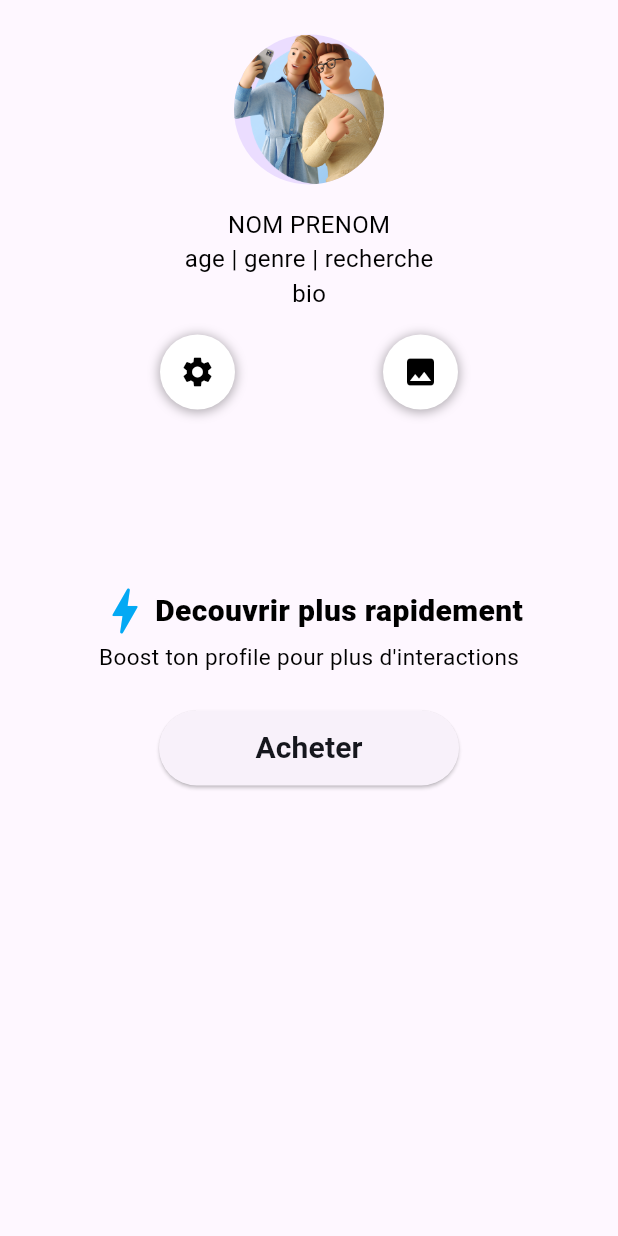
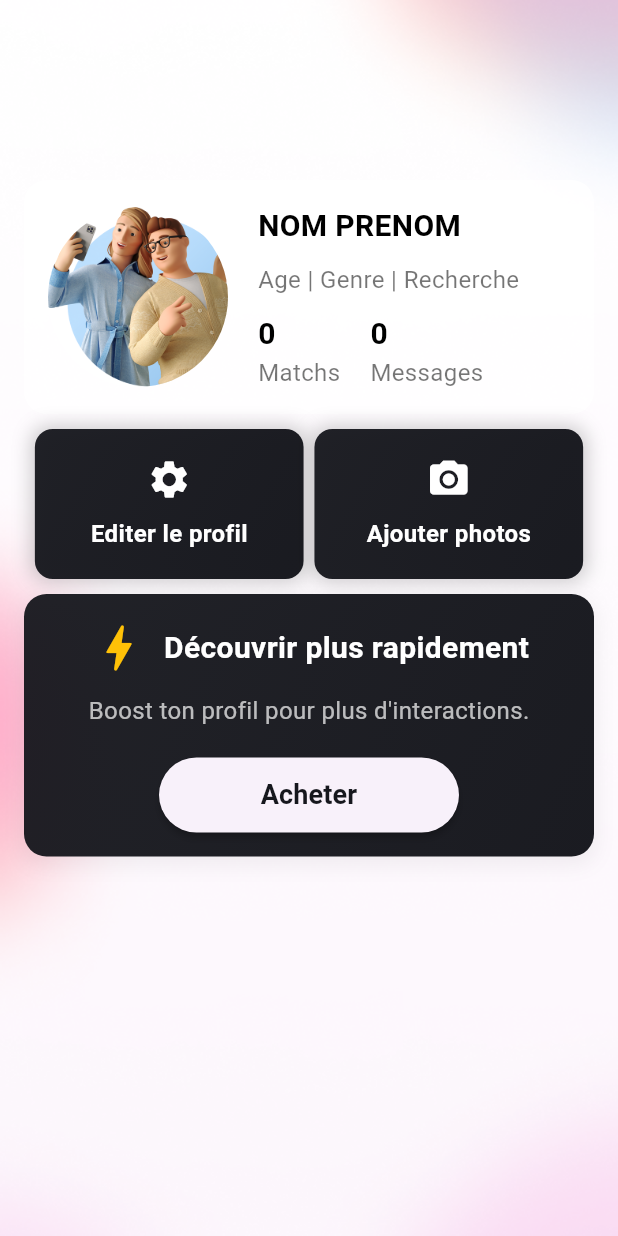
Before and after one commit to khasey/reveal, a Flutter app: the Profile screen opened directly, on a phone screen of 412 x 824 dp. Run offline on Flutter 3.47's test engine with Material 3 defaults, Android fonts, the phone set to English and light mode, and no system bars; our stand-ins replace action_slider, custom_sliding_segmented_control, flutter_map, flutter_svg, hexcolor, image_picker and 1 more.

Commit message:
background logo

```diff
--- a/lib/screens/profile.dart
+++ b/lib/screens/profile.dart
@@ -1,10 +1,10 @@
 import 'dart:io';
-
 import 'package:flutter/cupertino.dart';
 import 'package:flutter/material.dart';
 import 'package:reveal/constantColors.dart';
 import 'package:image_picker/image_picker.dart';
 import 'package:action_slider/action_slider.dart';
+import 'package:hexcolor/hexcolor.dart';
 
 class Profile extends StatefulWidget {
   const Profile({super.key});
@@ -14,14 +14,12 @@ class Profile extends StatefulWidget {
 }
 
 class _ProfileState extends State<Profile> {
-  XFile? _image; // Variable pour stocker l'image sélectionnée
-
-  final ImagePicker _picker = ImagePicker(); // Instance de ImagePicker
+  XFile? _image;
+  final ImagePicker _picker = ImagePicker();
 
   // Méthode pour ouvrir la galerie de photos
   Future<void> _pickImage() async {
-    final XFile? pickedFile =
-        await _picker.pickImage(source: ImageSource.gallery);
+    final XFile? pickedFile = await _picker.pickImage(source: ImageSource.gallery);
     setState(() {
       _image = pickedFile;
     });
@@ -29,8 +27,7 @@ class _ProfileState extends State<Profile> {
 
   // Méthode pour ouvrir la caméra
   Future<void> _takePhoto() async {
-    final XFile? pickedFile =
-        await _picker.pickImage(source: ImageSource.camera);
+    final XFile? pickedFile = await _picker.pickImage(source: ImageSource.camera);
     setState(() {
       _image = pickedFile;
     });
@@ -39,210 +36,239 @@ class _ProfileState extends State<Profile> {
   @override
   Widget build(BuildContext context) {
     return Scaffold(
-      body: Padding(
-        padding: const EdgeInsets.all(8.0),
+      // Utiliser Stack pour superposer l'image de fond et le contenu
+      body: Stack(
+        children: [
+          // Image en arrière-plan
+          Container(
+            decoration: const BoxDecoration(
+              image: DecorationImage(
+                image: AssetImage('assets/back.png'), // Assurez-vous que l'image est bien dans le dossier assets
+                fit: BoxFit.cover, // L'image couvre tout l'écran
+              ),
+            ),
+          ),
+          // Contenu de la page
+          Padding(
+            padding: const EdgeInsets.only(top:120.0, left: 16, right: 16),
             child: Column(
               children: [
-            Container(
+                _buildProfileCard(context), // Profil avec stats
+                const SizedBox(height: 10),
+                _buildActionButtons(), // Boutons dans des containers avec dégradé
+                const SizedBox(height: 10),
+                _buildBoostSection(), // Section pour le boost premium
+              ],
+            ),
+          ),
+        ],
+      ),
+    );
+  }
+
+  // Carte de profil avec avatar à gauche et stats à droite
+  Widget _buildProfileCard(BuildContext context) {
+    return Container(
+      padding: const EdgeInsets.all(16.0),
       decoration: BoxDecoration(
-                // color: AppColors.primaryColor,
-                borderRadius: BorderRadius.circular(10),
+        color: Colors.white.withOpacity(0.8), // Légèrement transparent pour voir l'image de fond
+        borderRadius: BorderRadius.circular(15),
       ),
-              width: MediaQuery.of(context).size.width,
-              height: MediaQuery.of(context).size.height * 0.4,
-              child: Column(
+      child: Row(
+        crossAxisAlignment: CrossAxisAlignment.center,
+        children: [
+          // Avatar à gauche
+          CircleAvatar(
+            radius: 60,
+            backgroundImage: _image != null
+                ? FileImage(File(_image!.path))
+                : const AssetImage("assets/selfie.png") as ImageProvider,
+            backgroundColor: Colors.white,
+          ),
+          const SizedBox(width: 20),
+          // Statistiques à droite de l'avatar
+          Column(
+            crossAxisAlignment: CrossAxisAlignment.start,
+            children: [
+              const Text(
+                "NOM PRENOM",
+                style: TextStyle(
+                  color: Colors.black,
+                  fontSize: 20,
+                  fontWeight: FontWeight.bold,
+                ),
+              ),
+              const SizedBox(height: 10),
+              const Text(
+                "Age | Genre | Recherche",
+                style: TextStyle(
+                  color: Colors.black54,
+                  fontSize: 16,
+                ),
+              ),
+              const SizedBox(height: 10),
+              // Statistiques
+              Row(
                 mainAxisAlignment: MainAxisAlignment.start,
                 children: [
-                  const SizedBox(height: 15),
-                  CircleAvatar(
-                    radius: 50,
-                    backgroundImage: _image != null
-                        ? FileImage(File(_image!.path))
-                        : const AssetImage("assets/selfie.png")
-                            as ImageProvider,
+                  _buildStatsColumn("0", "Matchs"),
+                  const SizedBox(width: 20),
+                  _buildStatsColumn("0", "Messages"),
+                ],
               ),
-                  const SizedBox(height: 15),
-                  const Align(
-                    alignment: Alignment.bottomCenter,
-                    child: Padding(
-                      padding: EdgeInsets.only(bottom: 16.0),
-                      child: Column(
+            ],
+          ),
+        ],
+      ),
+    );
+  }
+
+  // Widget pour afficher les statistiques
+  Widget _buildStatsColumn(String value, String label) {
+    return Column(
+      crossAxisAlignment: CrossAxisAlignment.start,
       children: [
         Text(
-                            "NOM PRENOM",
-                            style: TextStyle(color: Colors.black, fontSize: 16),
+          value,
+          style: const TextStyle(
+            color: Colors.black,
+            fontSize: 20,
+            fontWeight: FontWeight.bold,
+          ),
         ),
         Text(
-                            "age | genre | recherche",
-                            style: TextStyle(color: Colors.black, fontSize: 16),
+          label,
+          style: const TextStyle(
+            color: Colors.black54,
+            fontSize: 16,
           ),
+        ),
+      ],
+    );
+  }
+
+  // Section pour les boutons "Editer profil" et "Ajouter photos" avec un dégradé
+  Widget _buildActionButtons() {
+    return Row(
+      mainAxisAlignment: MainAxisAlignment.spaceEvenly,
+      children: [
+        _buildActionButton(
+          icon: Icons.settings,
+          text: "Editer le profil",
+          onTap: () => _showEditProfileBottomSheet(context),
+        ),
+        _buildActionButton(
+          icon: Icons.photo_camera,
+          text: "Ajouter photos",
+          onTap: () => _showImagePickerOptions(context),
+        ),
+      ],
+    );
+  }
+
+  // Widget pour un bouton avec dégradé et icône
+  Widget _buildActionButton({required IconData icon, required String text, required Function() onTap}) {
+    return GestureDetector(
+      onTap: onTap,
+      child: Container(
+        alignment: Alignment.center,
+        width: MediaQuery.of(context).size.width / 2.3,
+        height: 100,
+        decoration: BoxDecoration(
+          gradient: LinearGradient(
+            colors: [
+              AppColors.primaryColor.withOpacity(0.95),
+              AppColors.primaryColor.withOpacity(0.98),
+            ],
+            begin: Alignment.topLeft,
+            end: Alignment.bottomRight,
+          ),
+          borderRadius: BorderRadius.circular(12),
+          boxShadow: [
+            BoxShadow(
+              color: Colors.black.withOpacity(0.2),
+              spreadRadius: 2,
+              blurRadius: 10,
+            ),
+          ],
+        ),
+        child: Column(
+          crossAxisAlignment: CrossAxisAlignment.center,
+          mainAxisAlignment: MainAxisAlignment.center,
+          children: [
+            Icon(icon, color: Colors.white, size: 30),
+            const SizedBox(height: 10),
             Text(
-                            "bio",
-                            style: TextStyle(color: Colors.black, fontSize: 16),
+              text,
+              style: const TextStyle(
+                color: Colors.white,
+                fontWeight: FontWeight.bold,
+                fontSize: 16,
+              ),
             ),
           ],
         ),
       ),
+    );
+  }
+
+  // Section pour promouvoir le boost premium
+  Widget _buildBoostSection() {
+    return Container(
+      padding: const EdgeInsets.all(16.0),
+      decoration: BoxDecoration(
+        gradient: LinearGradient(
+          colors: [
+            AppColors.primaryColor.withOpacity(0.95),
+            AppColors.primaryColor.withOpacity(0.98),
+          ],
+          begin: Alignment.topLeft,
+          end: Alignment.bottomRight,
         ),
-                  Row(
-                    mainAxisAlignment: MainAxisAlignment.spaceEvenly,
-                    children: [
-                      GestureDetector(
-                        onTap: () {
-                          showModalBottomSheet(
-                            context: context,
-                            builder: (context) {
-                              return Container(
-                                height:
-                                    MediaQuery.of(context).size.height * 0.7,
-                                color: AppColors.primaryColor,
-                                child: Column(
-                                  children: [
-                                    textField("Nom"),
-                                    textField("Prénom"),
-                                    textField("Age"),
-                                    textField("Genre"),
-                                    textField("Recherche"),
-                                    textField("Bio"),
-                                    ActionSlider.standard(
-                                      sliderBehavior: SliderBehavior.stretch,
-                                      width: 300.0,
-                                      backgroundColor: Colors.white,
-                                      toggleColor: Colors.lightGreenAccent,
-                                      action: (controller) async {
-                                        controller
-                                            .loading(); //starts loading animation
-                                        await Future.delayed(
-                                            const Duration(seconds: 3));
-                                        controller
-                                            .success(); //starts success animation
-                                        await Future.delayed(
-                                            const Duration(seconds: 1));
-                                        controller.reset(); //resets the slider
-                                      },
-                                      child: const Text('Slide pour valider'),
+        borderRadius: BorderRadius.circular(15),
+        boxShadow: [
+          BoxShadow(
+            color: Colors.black.withOpacity(0.05),
+            spreadRadius: 2,
+            blurRadius: 10,
+            offset: const Offset(0, 4),
           ),
         ],
       ),
-                              );
-                            },
-                          );
-                        },
-                        child: Align(
-                          alignment: Alignment.topLeft,
-                          child: Container(
-                            width: 50,
-                            height: 50,
-                            decoration: BoxDecoration(
-                              boxShadow: [
-                                BoxShadow(
-                                  color: Colors.black.withOpacity(0.3),
-                                  spreadRadius: 1,
-                                  blurRadius: 5,
-                                  offset: const Offset(0, 1),
-                                ),
-                              ],
-                              color: Colors.white,
-                              borderRadius: BorderRadius.circular(50),
-                            ),
-                            child: const Center(
-                                child:
-                                    Icon(Icons.settings, color: Colors.black)),
-                          ),
-                        ),
-                      ),
-                      GestureDetector(
-                        onTap: () {
-                          _showImagePickerOptions(
-                              context); // Affiche les options
-                        },
-                        child: Align(
-                          alignment: Alignment.topRight,
-                          child: Container(
-                            width: 50,
-                            height: 50,
-                            decoration: BoxDecoration(
-                              boxShadow: [
-                                BoxShadow(
-                                  color: Colors.black.withOpacity(0.3),
-                                  spreadRadius: 1,
-                                  blurRadius: 5,
-                                  offset: const Offset(0, 1),
-                                ),
-                              ],
-                              color: Colors.white,
-                              borderRadius: BorderRadius.circular(50),
-                            ),
-                            child: const Center(
-                                child: Icon(Icons.photo, color: Colors.black)),
-                          ),
-                        ),
-                      ),
-                    ],
-                  ),
-                  // Align(
-                  //   alignment: Alignment.bottomCenter,
-                  //   child: Container(
-                  //     width: 60,
-                  //     height: 60,
-                  //     decoration: BoxDecoration(
-                  //       boxShadow: [
-                  //               BoxShadow(
-                  //                 color: Colors.black.withOpacity(0.3),
-                  //                 spreadRadius: 1,
-                  //                 blurRadius: 5,
-                  //                 offset: const Offset(0, 1),
-                  //               ),
-                  //             ],
-                  //       color: Colors.white,
-                  //       borderRadius: BorderRadius.circular(50),
-                  //     ),
-                  //     child: Center(
-                  //       child: Icon(Icons.photo_camera,
-                  //           color: AppColors.primaryColor, size: 40),
-                  //     ),
-                  //   ),
-                  // ),
-                ],
-              ),
-            ),
-            const SizedBox(height: 50),
-            Expanded(
-              flex: 1,
-              child: Container(
-                // color: AppColors.primaryColor,
       child: Column(
-                  crossAxisAlignment: CrossAxisAlignment.center,
         children: [
           const Row(
             mainAxisAlignment: MainAxisAlignment.center,
             children: [
               Icon(
                 Icons.bolt_rounded,
-                          color: Colors.lightBlue,
+                color: Colors.amber,
                 size: 40,
               ),
+              SizedBox(width: 10),
               Text(
-                          "Decouvrir plus rapidement",
+                "Découvrir plus rapidement",
                 style: TextStyle(
-                              color: Colors.black,
+                  color: Colors.white,
                   fontSize: 20,
-                              fontWeight: FontWeight.w800),
+                  fontWeight: FontWeight.bold,
+                ),
               ),
             ],
           ),
+          const SizedBox(height: 10),
           const Text(
-                      "Boost ton profile pour plus d'interactions",
+            "Boost ton profil pour plus d'interactions.",
             style: TextStyle(
-                        color: Colors.black,
-                        fontSize: 15,
+              color: Colors.white70,
+              fontSize: 16,
             ),
           ),
-                    const SizedBox(height: 25),
+          const SizedBox(height: 20),
           ElevatedButton(
             style: ElevatedButton.styleFrom(
-                        elevation: 1,
-                        fixedSize: Size(200, 50),
+              elevation: 2,
+              fixedSize: const Size(200, 50),
               shape: RoundedRectangleBorder(
                 borderRadius: BorderRadius.circular(40),
               ),
@@ -252,17 +278,52 @@ class _ProfileState extends State<Profile> {
               "Acheter",
               style: TextStyle(
                 color: AppColors.primaryColor,
-                            fontSize: 20,
-                            fontWeight: FontWeight.w600),
+                fontSize: 18,
+                fontWeight: FontWeight.w600,
               ),
-                    )
+            ),
+          ),
         ],
       ),
+    );
+  }
+
+  // Méthode pour afficher le bottom sheet pour éditer le profil
+  void _showEditProfileBottomSheet(BuildContext context) {
+    showModalBottomSheet(
+      context: context,
+      builder: (context) {
+        return Container(
+          padding: const EdgeInsets.all(16.0),
+          color: AppColors.primaryColor,
+          child: Column(
+            mainAxisSize: MainAxisSize.min,
+            children: [
+              textField("Nom"),
+              textField("Prénom"),
+              textField("Age"),
+              textField("Genre"),
+              textField("Recherche"),
+              textField("Bio"),
+              const SizedBox(height: 10),
+              ActionSlider.standard(
+                sliderBehavior: SliderBehavior.stretch,
+                width: 300.0,
+                backgroundColor: Colors.white,
+                toggleColor: Colors.lightGreenAccent,
+                action: (controller) async {
+                  controller.loading();
+                  await Future.delayed(const Duration(seconds: 3));
+                  controller.success();
+                  await Future.delayed(const Duration(seconds: 1));
+                  controller.reset();
+                },
+                child: const Text('Slide pour valider'),
               ),
-            )
             ],
           ),
-      ),
+        );
+      },
     );
   }
 
@@ -276,14 +337,14 @@ class _ProfileState extends State<Profile> {
           CupertinoActionSheetAction(
             onPressed: () {
               Navigator.pop(context);
-              _takePhoto(); // Ouvre la caméra
+              _takePhoto();
             },
             child: const Text('Prendre une photo'),
           ),
           CupertinoActionSheetAction(
             onPressed: () {
               Navigator.pop(context);
-              _pickImage(); // Ouvre la galerie
+              _pickImage();
             },
             child: const Text('Choisir depuis la galerie'),
           ),
@@ -298,9 +359,10 @@ class _ProfileState extends State<Profile> {
     );
   }
 
-  Widget textField(String text) {
-    return Container(
-      padding: const EdgeInsets.only(left: 16, right: 16, top: 8),
+  // Widget pour un champ de texte personnalisé
+  Widget textField(String label) {
+    return Padding(
+      padding: const EdgeInsets.symmetric(vertical: 8.0),
       child: TextField(
         cursorColor: Colors.white,
         style: const TextStyle(color: Colors.white),
@@ -312,7 +374,7 @@ class _ProfileState extends State<Profile> {
             borderSide: BorderSide(color: Colors.white),
           ),
           prefixIcon: const Icon(Icons.person, color: Colors.white),
-          hintText: text,
+          hintText: label,
           hintStyle: const TextStyle(color: Color.fromARGB(125, 255, 255, 255)),
         ),
       ),
--- a/pubspec.yaml
+++ b/pubspec.yaml
@@ -72,7 +72,10 @@ flutter:
   # To add assets to your application, add an assets section, like this:
   assets:
     - assets/logo.svg
+    - assets/logo2.svg
     - assets/selfie.png
+    - assets/back.png
+    - assets/backprofile.png
   #   - images/a_dot_ham.jpeg
 
   # An image asset can refer to one or more resolution-specific "variants", see
```
Also changed, not shown: lib/navigation.dart (+19 -22 lines), lib/screens/acceuil.dart (+21 -1 lines), lib/screens/chat.dart (+21 -1 lines), lib/screens/map.dart (+4 -4 lines), assets/back.png (added), assets/backprofile.png (added), assets/logo2.svg (added). Lines whose indentation alone changed are shown as unchanged.
